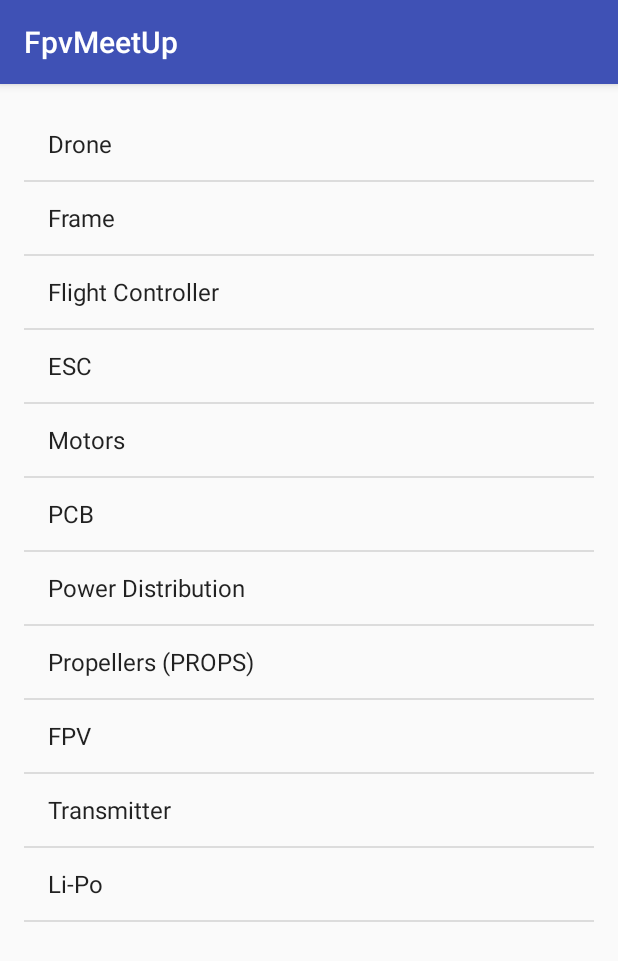
After one commit to HenriqueAguaDoce/FpvMeetUp, an Android app: the BuildInfo screen opened directly, with no data from a screen before it, on a phone screen of 412 x 824 dp. The commit adds this screen. Shown: the top 961 px of the screen. Run offline under Robolectric (Android 15) with nearby library versions, the phone set to English and light mode, and no system bars.

Commit message:
BuildInfo agora implementada, utilizando os recursos da aplicação NewsApp, como o professor pretendia.

```diff
--- a/app/build.gradle
+++ b/app/build.gradle
@@ -24,8 +24,8 @@ dependencies {
     androidTestCompile('com.android.support.test.espresso:espresso-core:2.2.2', {
         exclude group: 'com.android.support', module: 'support-annotations'
     })
-    compile 'com.android.support:appcompat-v7:25.0.1'
-    compile 'com.android.support:support-v4:25.0.1'
+    compile 'com.android.support:appcompat-v7:25.1.0'
+    compile 'com.android.support:support-v4:25.1.0'
     compile 'com.google.code.gson:gson:2.8.0'
     compile 'com.squareup.picasso:picasso:2.5.2'
     testCompile 'junit:junit:4.12'
--- a/app/src/main/AndroidManifest.xml
+++ b/app/src/main/AndroidManifest.xml
@@ -25,7 +25,8 @@
         </activity>
         <activity android:name=".MainActivity" />
         <activity android:name=".RegisterActivity" />
-        <activity android:name=".WeatherActivity"></activity>
+        <activity android:name=".WeatherActivity" />
+        <activity android:name=".BuildInfo"></activity>
     </application>
 
 </manifest>
--- /dev/null
+++ b/app/src/main/java/pt/ipbeja/pdm2/fpvmeetup/BuildInfo.java
@@ -0,0 +1,27 @@
+package pt.ipbeja.pdm2.fpvmeetup;
+
+import android.support.v7.app.AppCompatActivity;
+import android.os.Bundle;
+
+import pt.ipbeja.pdm2.fpvmeetup.Fragments.DronePartsFragment;
+
+public class BuildInfo extends AppCompatActivity {
+
+    @Override
+    protected void onCreate(Bundle savedInstanceState) {
+        super.onCreate(savedInstanceState);
+        setContentView(R.layout.activity_build_info);
+
+        if (findViewById(R.id.fragment_container) != null) {
+            if (savedInstanceState != null) {
+                return;
+            }
+            DronePartsFragment firstFragment = new DronePartsFragment();
+            firstFragment.setArguments(getIntent().getExtras());
+
+            getSupportFragmentManager().beginTransaction()
+                    .add(R.id.fragment_container, firstFragment).commit();
+        }
+
+    }
+}
--- /dev/null
+++ b/app/src/main/java/pt/ipbeja/pdm2/fpvmeetup/Fragments/DronePartsFragment.java
@@ -0,0 +1,62 @@
+package pt.ipbeja.pdm2.fpvmeetup.Fragments;
+
+
+import android.os.Bundle;
+import android.support.v4.app.Fragment;
+import android.support.v4.app.FragmentTransaction;
+import android.support.v4.app.ListFragment;
+import android.view.LayoutInflater;
+import android.view.View;
+import android.view.ViewGroup;
+import android.widget.ArrayAdapter;
+import android.widget.ListView;
+import android.widget.TextView;
+
+import pt.ipbeja.pdm2.fpvmeetup.Model.DronesData;
+import pt.ipbeja.pdm2.fpvmeetup.R;
+
+/**
+ * A simple {@link Fragment} subclass.
+ */
+public class DronePartsFragment extends ListFragment {
+
+    public DronePartsFragment() {
+    }
+
+
+    @Override
+    public View onCreateView(LayoutInflater inflater, ViewGroup container,
+                             Bundle savedInstanceState) {
+
+        ArrayAdapter<String> adapter = new ArrayAdapter<String>(inflater.getContext(),
+                android.R.layout.simple_list_item_1, DronesData.Parts);
+        setListAdapter(adapter);
+
+        return super.onCreateView(inflater, container, savedInstanceState);
+    }
+
+    @Override
+    public void onListItemClick(ListView l, View v, int position, long id) {
+
+        if (getActivity().findViewById(R.id.fragment_container) != null){
+
+            DroneDescriptionFragment newFragment = new DroneDescriptionFragment();
+            Bundle args = new Bundle();
+            args.putInt("position", position);
+            newFragment.setArguments(args);
+            FragmentTransaction transaction = getActivity().getSupportFragmentManager().beginTransaction();
+
+            transaction.replace(R.id.fragment_container, newFragment);
+            transaction.addToBackStack(null);
+
+            transaction.commit();
+        }
+        else{
+
+
+            TextView art = (TextView) getActivity().findViewById(R.id.description_text);
+            art.setText(DronesData.Description[position]);
+        }
+    }
+
+}
--- a/app/src/main/java/pt/ipbeja/pdm2/fpvmeetup/MainActivity.java
+++ b/app/src/main/java/pt/ipbeja/pdm2/fpvmeetup/MainActivity.java
@@ -42,4 +42,9 @@ public class MainActivity extends AppCompatActivity {
         Intent i = new Intent(this, WeatherActivity.class);
         startActivity(i);
     }
+
+    public void imgBuild_onClick(View view) {
+        Intent i = new Intent(this, BuildInfo.class);
+        startActivity(i);
+    }
 }
--- /dev/null
+++ b/app/src/main/java/pt/ipbeja/pdm2/fpvmeetup/Model/DronesData.java
@@ -0,0 +1,48 @@
+package pt.ipbeja.pdm2.fpvmeetup.Model;
+
+/**
+ * Created by HenriqueAD on 14/01/2017.
+ */
+
+public class DronesData {
+
+    public static String[] Parts = {
+            "Drone",
+            "Frame",
+            "Flight Controller",
+            "ESC",
+            "Motors",
+            "PCB",
+            "Power Distribution",
+            "Propellers (PROPS)",
+            "FPV",
+            "Transmitter",
+            "Li-Po"
+    };
+
+    public static String[] Description = {
+            "Drone\n\nSynonymous with the term 'quadcopter' or 'UAV'. The term “drone” is generally reserved for unmanned aerial vehicles " +
+                    "designed for military use. ",
+            "Frame\n\nA drone’s frame is synonymous with a human being’s skeleton – it helps bring together important components, " +
+                    "as well as provide protection.",
+            "Flight Controller\n\nThe flight control board is the 'brain' of the quadcopter. It houses the sensors such as gyroscopes and accelerometers " +
+                    "that determine how fast each of the quadcopter’s motors spin. Flight control boards range from simple to highly complex.",
+            "ESC\n\nStands for 'Electronic Speed Controller', which is something that connects to the flight controller, motor, and battery, " +
+                    "and helps mediate the speed by which the motors are rotating (you’ll learn a lot about these later on).",
+            "Motors\n\nThe motors is the part of the drone that rotates the propellers. Larger UAVs typically use 'brushless' motors " +
+                    "while smaller UAVs typically use 'brushed' motors (you’ll learn about the differences between the two later on).",
+            "PCB\n\nStands for 'Printed Circuit Board'. This is a flat fiberglass part that has many different components soldered to it. ",
+            "Power Distribution\n\nIn order to power the different parts of an RC quadcopter, batter power must be shared, or 'split', " +
+                    "to all those different devices. This is done with the help of a power distribution board. " +
+                    "It takes the single negative and positive terminal from the drone’s battery and provides numerous other terminals " +
+                    "(or connection points) throughout the drone so that other devices can receive power.",
+            "Propellers (PROPS)\n\nA quadcopter has four propellers, two 'normal' propellers that spin counter-clockwise, and two 'pusher' " +
+                    "propellers that spin clockwise. The pusher propellers will usually be labeled with an ‘R’ after the size. ",
+            "FPV\n\nStands for 'First Person View'. This is when you’re able to see a live video feed of what you’re drone’s camera is seeing while it’s recording. ",
+            "Transmitter\n\nRadio control (often abbreviated to R/C or simply RC) is the use of radio signals to remotely control a device. " +
+                    "Radio control is used for control of model vehicles from a hand-held radio transmitter. Industrial, military, " +
+                    "and scientific research organizations make use of radio-controlled vehicles as well. ",
+            "Li-Po\n\nStands for “Lithium Polymer”, which is pretty much the universal battery type used to power RC drones. " +
+                    "The reason why is because they’re lightweight (they won’t weigh the drone down) and are capable of releasing a lot of current. "
+    };
+}
--- /dev/null
+++ b/app/src/main/res/layout-land/activity_build_info.xml
@@ -0,0 +1,20 @@
+<?xml version="1.0" encoding="utf-8"?>
+<LinearLayout xmlns:android="http://schemas.android.com/apk/res/android"
+    android:orientation="horizontal"
+    android:layout_width="match_parent"
+    android:layout_height="match_parent">
+
+    <fragment
+        android:layout_width="0dp"
+        android:layout_height="match_parent"
+        android:name="pt.ipbeja.pdm2.fpvmeetup.Fragments.DronePartsFragment"
+        android:id="@+id/fragment"
+        android:layout_weight="1" />
+
+    <fragment
+        android:layout_width="0dp"
+        android:layout_height="match_parent"
+        android:name="pt.ipbeja.pdm2.fpvmeetup.Fragments.DroneDescriptionFragment"
+        android:id="@+id/fragment2"
+        android:layout_weight="2" />
+</LinearLayout>
--- /dev/null
+++ b/app/src/main/res/layout/activity_build_info.xml
@@ -0,0 +1,20 @@
+<?xml version="1.0" encoding="utf-8"?>
+<LinearLayout xmlns:android="http://schemas.android.com/apk/res/android"
+    xmlns:tools="http://schemas.android.com/tools"
+    android:id="@+id/activity_build_info"
+    android:layout_width="match_parent"
+    android:layout_height="match_parent"
+    android:orientation="vertical"
+    android:paddingBottom="@dimen/activity_vertical_margin"
+    android:paddingLeft="@dimen/activity_horizontal_margin"
+    android:paddingRight="@dimen/activity_horizontal_margin"
+    android:paddingTop="@dimen/activity_vertical_margin"
+    tools:context="pt.ipbeja.pdm2.fpvmeetup.BuildInfo">
+
+    <FrameLayout
+        android:layout_width="match_parent"
+        android:layout_height="match_parent"
+        android:id="@+id/fragment_container">
+    </FrameLayout>
+
+</LinearLayout>
--- a/app/src/main/res/layout/activity_main.xml
+++ b/app/src/main/res/layout/activity_main.xml
@@ -90,7 +90,8 @@
                 android:layout_weight="1"
                 android:paddingBottom="7dp"
                 android:scaleType="centerCrop"
-                android:background="@android:color/background_light" />
+                android:background="@android:color/background_light"
+                android:onClick="imgBuild_onClick"/>
 
             <ImageView
                 android:layout_width="0dp"
--- a/app/src/main/res/values/strings.xml
+++ b/app/src/main/res/values/strings.xml
@@ -7,4 +7,7 @@
     <string name="cancelar">Cancel</string>
     <string name="name">Name :</string>
     <string name="email">Email :</string>
+
+    <!-- TODO: Remove or change this placeholder text -->
+    <string name="hello_blank_fragment">Hello blank fragment</string>
 </resources>
```
Also changed, not shown: app/src/main/java/pt/ipbeja/pdm2/fpvmeetup/Fragments/DroneDescriptionFragment.java (added, +44 -0 lines), app/src/main/res/layout/activity_weather.xml (+8 -2 lines), app/src/main/res/layout/fragment_description.xml (added, +11 -0 lines).
